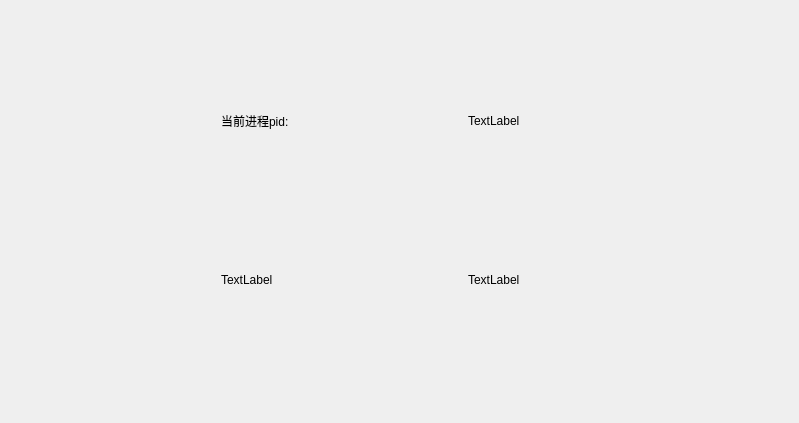
This is LAB1-2/showThreeConcurrentProcess/Process.ui in cherish-lgb/HUSTOSDesign as Qt 5 draws it before an edit. The edited form follows.
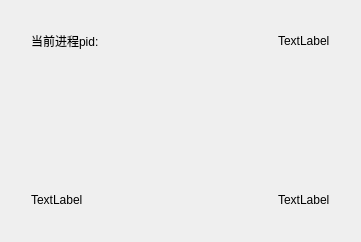
This is the edited form.

```diff
--- a/LAB1-2/showThreeConcurrentProcess/Process.ui
+++ b/LAB1-2/showThreeConcurrentProcess/Process.ui
@@ -6,8 +6,8 @@
    <rect>
     <x>0</x>
     <y>0</y>
-    <width>799</width>
-    <height>423</height>
+    <width>361</width>
+    <height>242</height>
    </rect>
   </property>
   <property name="windowTitle">
@@ -16,8 +16,8 @@
   <widget class="QWidget" name="layoutWidget">
    <property name="geometry">
     <rect>
-     <x>210</x>
-     <y>100</y>
+     <x>20</x>
+     <y>20</y>
      <width>321</width>
      <height>201</height>
     </rect>
@@ -30,6 +30,9 @@
         <property name="text">
          <string>当前进程pid:</string>
         </property>
+        <property name="textFormat">
+         <enum>Qt::PlainText</enum>
+        </property>
        </widget>
       </item>
       <item>
```
